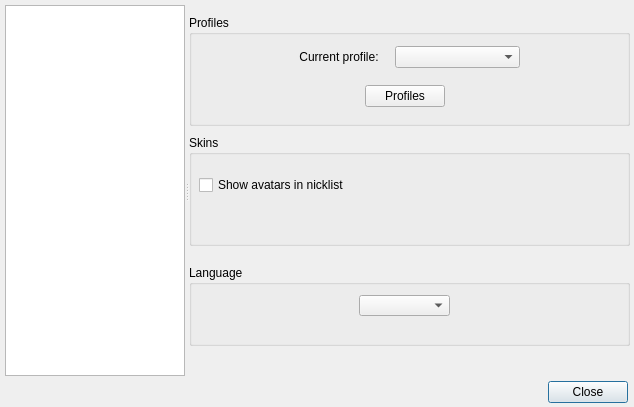
Before: the Qt Designer form ui/options.ui in gitter-badger/simplechatclient, drawn with Qt 5.
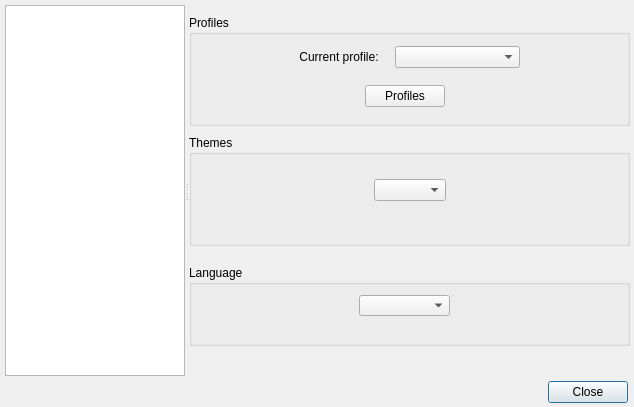
After: the same form once the commit is applied. Icons and pictures are not drawn.

```diff
--- a/ui/options.ui
+++ b/ui/options.ui
@@ -197,7 +197,7 @@
        </rect>
       </property>
       <property name="title">
-       <string>Skins</string>
+       <string>Themes</string>
       </property>
       <widget class="QWidget" name="verticalLayoutWidget_13">
        <property name="geometry">
@@ -205,16 +205,42 @@
          <x>10</x>
          <y>20</y>
          <width>421</width>
-         <height>61</height>
+         <height>71</height>
         </rect>
        </property>
        <layout class="QVBoxLayout" name="verticalLayout_13">
         <item>
-         <widget class="QCheckBox" name="checkBox_show_avatars">
-          <property name="text">
-           <string>Show avatars in nicklist</string>
-          </property>
-         </widget>
+         <layout class="QHBoxLayout" name="horizontalLayout_10">
+          <item>
+           <spacer name="horizontalSpacer_4">
+            <property name="orientation">
+             <enum>Qt::Horizontal</enum>
+            </property>
+            <property name="sizeHint" stdset="0">
+             <size>
+              <width>40</width>
+              <height>20</height>
+             </size>
+            </property>
+           </spacer>
+          </item>
+          <item>
+           <widget class="QComboBox" name="comboBox_themes"/>
+          </item>
+          <item>
+           <spacer name="horizontalSpacer_3">
+            <property name="orientation">
+             <enum>Qt::Horizontal</enum>
+            </property>
+            <property name="sizeHint" stdset="0">
+             <size>
+              <width>40</width>
+              <height>20</height>
+             </size>
+            </property>
+           </spacer>
+          </item>
+         </layout>
         </item>
        </layout>
       </widget>
```
Left out of the diff: 24 changed lines with no effect on the pictures.
